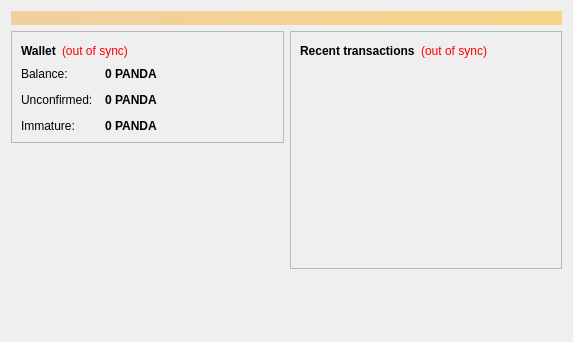
Above: src/qt/forms/overviewpage.ui from vaultcoin/VaultCoin before the change. Below: the same form after it.
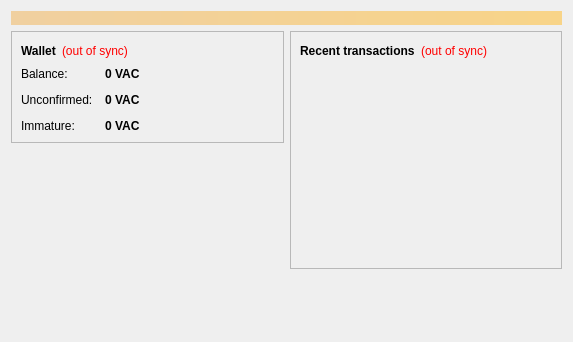
That is the form after the change. Icons and pictures are not drawn.

Patch:
```diff
--- a/src/qt/forms/overviewpage.ui
+++ b/src/qt/forms/overviewpage.ui
@@ -122,7 +122,7 @@
                <string>Your current balance</string>
               </property>
               <property name="text">
-               <string notr="true">0 PANDA</string>
+               <string notr="true">0 VAC</string>
               </property>
               <property name="textInteractionFlags">
                <set>Qt::LinksAccessibleByMouse|Qt::TextSelectableByKeyboard|Qt::TextSelectableByMouse</set>
@@ -151,7 +151,7 @@
                <string>Total of transactions that have yet to be confirmed, and do not yet count toward the current balance</string>
               </property>
               <property name="text">
-               <string notr="true">0 PANDA</string>
+               <string notr="true">0 VAC</string>
               </property>
               <property name="textInteractionFlags">
                <set>Qt::LinksAccessibleByMouse|Qt::TextSelectableByKeyboard|Qt::TextSelectableByMouse</set>
@@ -177,7 +177,7 @@
                <string>Mined balance that has not yet matured</string>
               </property>
               <property name="text">
-               <string notr="true">0 PANDA</string>
+               <string notr="true">0 VAC</string>
               </property>
               <property name="textInteractionFlags">
                <set>Qt::LinksAccessibleByMouse|Qt::TextSelectableByKeyboard|Qt::TextSelectableByMouse</set>
```
Left out of the diff: 4 changed lines with no effect on the pictures.
